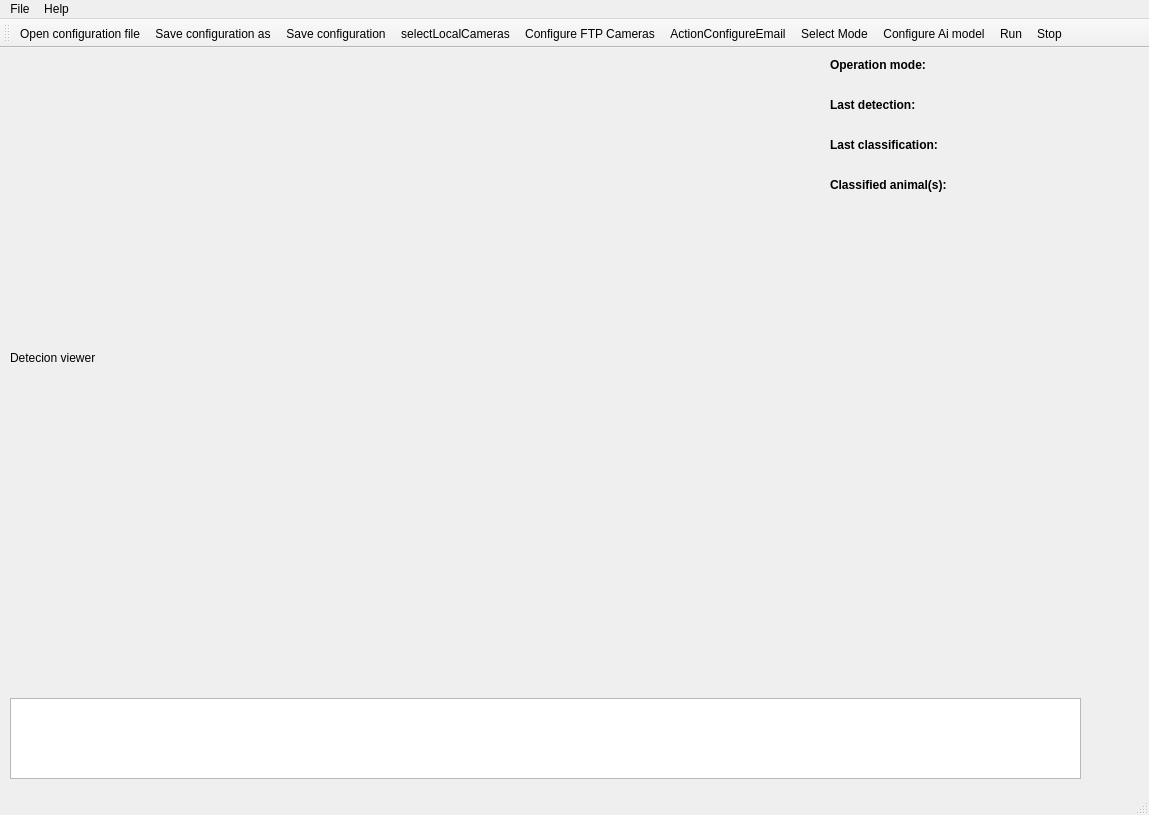
Above: src/ui/mainwindow.ui from stefanodellosa-personal/WADAS before the change. Below: the same form after it.
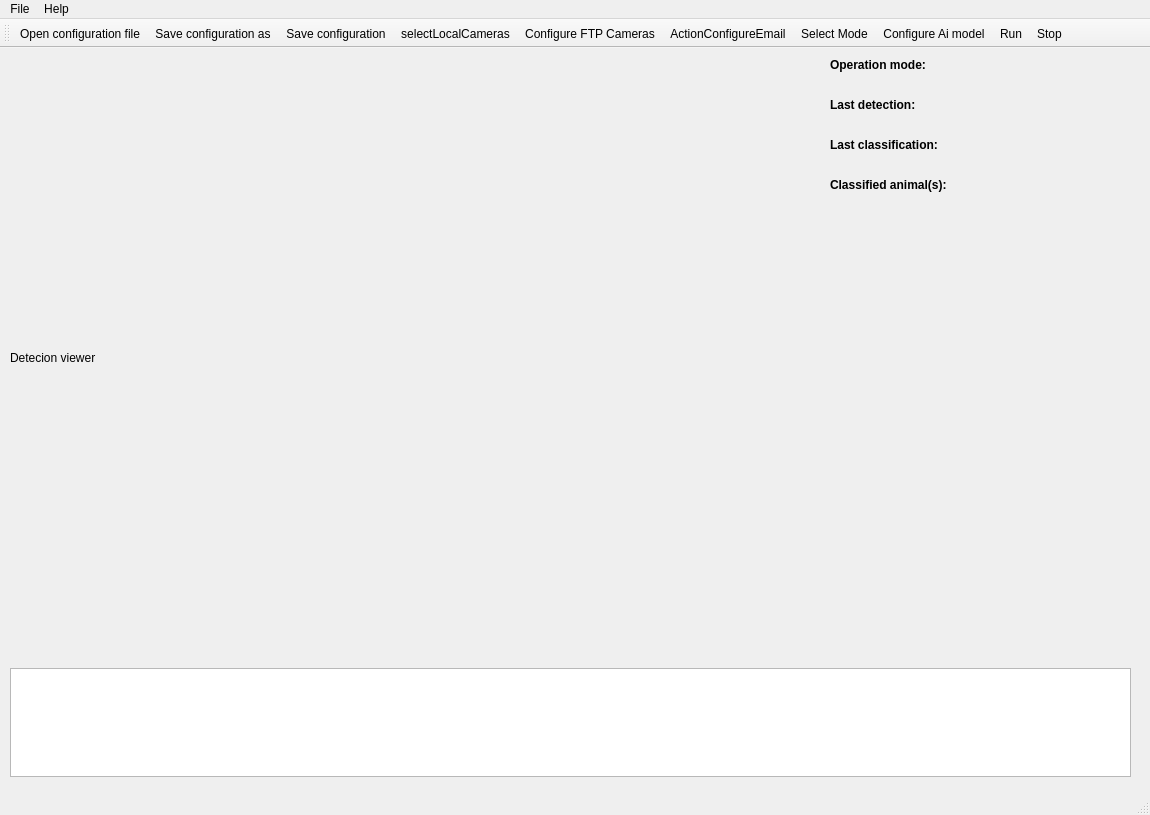
That is the form after the change. Icons and pictures are not drawn.

Commit message: Set minimum size to main window

```diff
--- a/src/ui/mainwindow.ui
+++ b/src/ui/mainwindow.ui
@@ -6,7 +6,7 @@
    <rect>
     <x>0</x>
     <y>0</y>
-    <width>1149</width>
+    <width>1150</width>
     <height>815</height>
    </rect>
   </property>
@@ -16,6 +16,12 @@
     <verstretch>0</verstretch>
    </sizepolicy>
   </property>
+  <property name="minimumSize">
+   <size>
+    <width>1150</width>
+    <height>815</height>
+   </size>
+  </property>
   <property name="windowTitle">
    <string>Wild Animals Detection and Alert System (WADAS) [*]</string>
   </property>
@@ -40,9 +46,9 @@
     <property name="geometry">
      <rect>
       <x>10</x>
-      <y>650</y>
-      <width>1071</width>
-      <height>81</height>
+      <y>620</y>
+      <width>1121</width>
+      <height>109</height>
      </rect>
     </property>
     <property name="sizePolicy">
@@ -58,7 +64,7 @@
       <x>830</x>
       <y>10</y>
       <width>301</width>
-      <height>631</height>
+      <height>601</height>
      </rect>
     </property>
     <layout class="QVBoxLayout" name="verticalLayout">
@@ -177,7 +183,7 @@
     <rect>
      <x>0</x>
      <y>0</y>
-     <width>1149</width>
+     <width>1150</width>
      <height>22</height>
     </rect>
    </property>
```
The commit also changes 1 other file.
